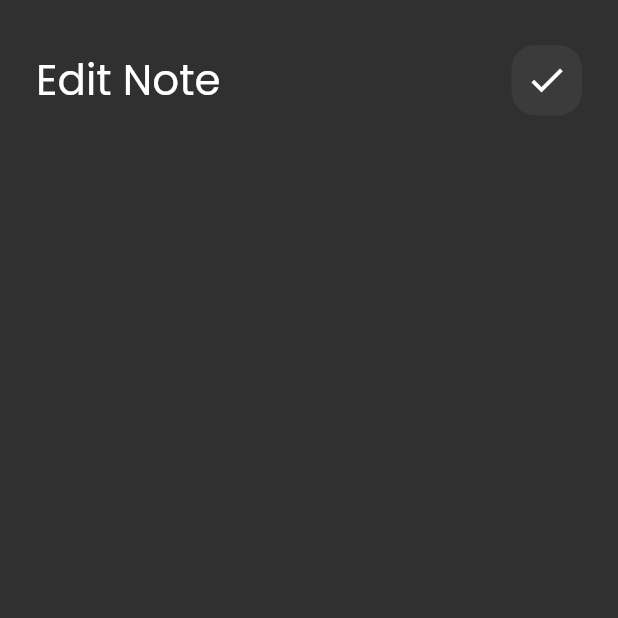
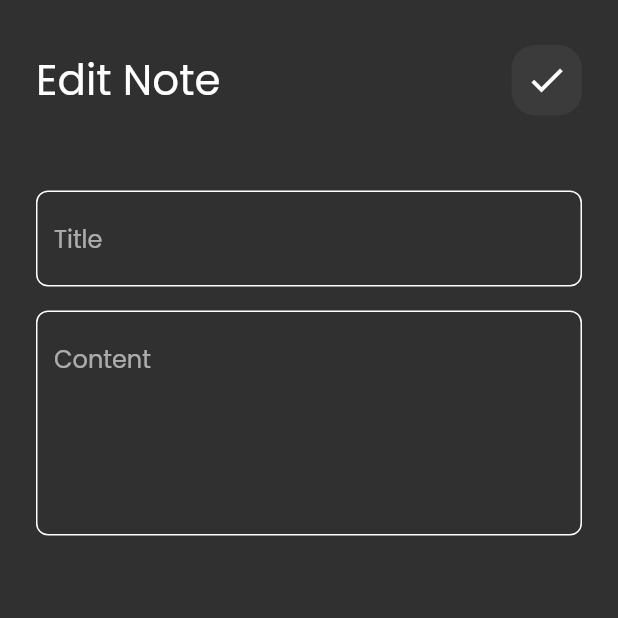
Before and after one commit to Mohamed-Aldakeshy/Notes_app, a Flutter app: the EditNoteView screen opened directly, on a phone screen of 412 x 824 dp, the top half of it. Run offline on Flutter 3.47's test engine with Material 2 defaults, Android fonts, the phone set to English and light mode, and no system bars.

Commit message:
EditNoteView UI Done

```diff
--- a/lib/views/Widgets/edit_view_body.dart
+++ b/lib/views/Widgets/edit_view_body.dart
@@ -1,5 +1,6 @@
 import 'package:flutter/material.dart';
 import 'package:notes_app/views/Widgets/custom_app_bar.dart';
+import 'package:notes_app/views/Widgets/text_field.dart';
 
 class EditNoteViewBody extends StatelessWidget {
   const EditNoteViewBody({super.key});
@@ -17,6 +18,17 @@ class EditNoteViewBody extends StatelessWidget {
             title: 'Edit Note',
             icon: Icons.check,
           ),
+          SizedBox(
+            height: 50,
+          ),
+          CustomTextField(hint: 'Title'),
+          SizedBox(
+            height: 16,
+          ),
+          CustomTextField(
+            hint: 'Content',
+            maxLines: 5,
+          ),
         ],
       ),
     );
```
